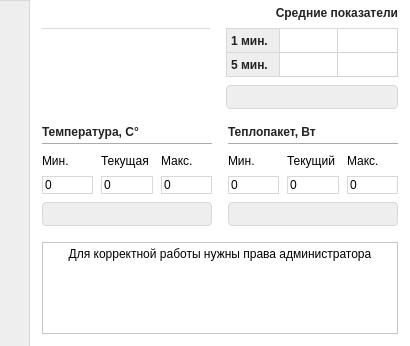
First picture: the form in windows/main.ui, repository treepoint/AveTemp, before the edit.
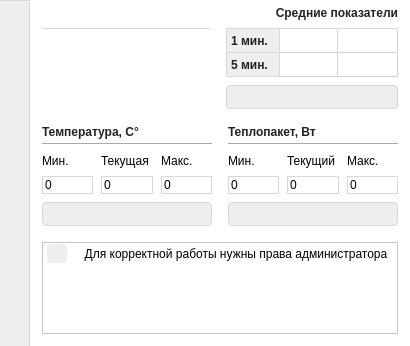
Second picture: the form after the edit. Icons and pictures are not drawn.

Commit message: basic alert expand functionality

```diff
--- a/windows/main.ui
+++ b/windows/main.ui
@@ -1170,6 +1170,60 @@
               <number>0</number>
              </property>
              <item>
+              <layout class="QHBoxLayout" name="horizontalLayout_8">
+               <property name="spacing">
+                <number>8</number>
+               </property>
+               <property name="leftMargin">
+                <number>4</number>
+               </property>
+               <property name="topMargin">
+                <number>0</number>
+               </property>
+               <property name="bottomMargin">
+                <number>0</number>
+               </property>
+               <item>
+                <widget class="QPushButton" name="pushButtonAlertExpand">
+                 <property name="maximumSize">
+                  <size>
+                   <width>20</width>
+                   <height>20</height>
+                  </size>
+                 </property>
+                 <property name="styleSheet">
+                  <string notr="true">QPushButton {
+    qproperty-icon: none;
+    qproperty-iconSize: 18px;
+    image: url(./images/expand.svg);
+	border-radius: 4px; 
+	background: #eeeeee; 
+	font-weight: normal; 
+	color: #222;
+	padding: 4px; 
+	margin-bottom: 1px;
+}
+
+QPushButton:hover {
+    image: url(./images/expand_hover.svg);
+    background: #d8d8d8; 
+}
+
+QPushButton:pressed
+{
+    image: url(./images/expand_pressed.svg);
+    background: #c9c9c9; 
+}</string>
+                 </property>
+                 <property name="text">
+                  <string/>
+                 </property>
+                 <property name="flat">
+                  <bool>true</bool>
+                 </property>
+                </widget>
+               </item>
+               <item>
               <widget class="QLabel" name="labelAlert">
                <property name="sizePolicy">
                 <sizepolicy hsizetype="Preferred" vsizetype="Preferred">
@@ -1191,6 +1245,8 @@
                </property>
               </widget>
              </item>
+              </layout>
+             </item>
              <item>
               <widget class="QPlainTextEdit" name="plainTextEditAlert">
                <property name="styleSheet">
```
Left out of the diff: 6 changed lines with no effect on the pictures. Lines whose indentation alone changed are shown as unchanged. The commit also changes 11 other files.
